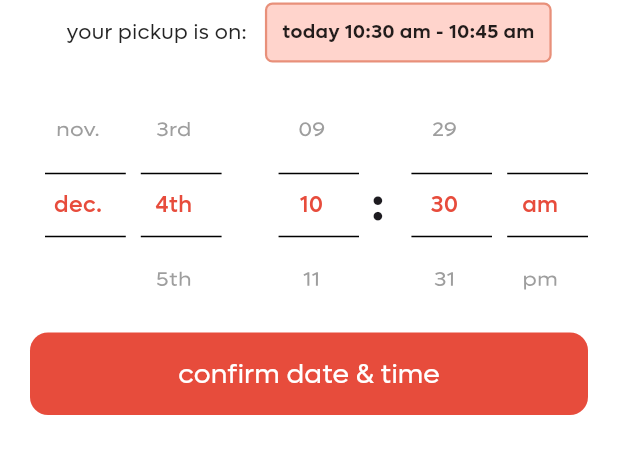
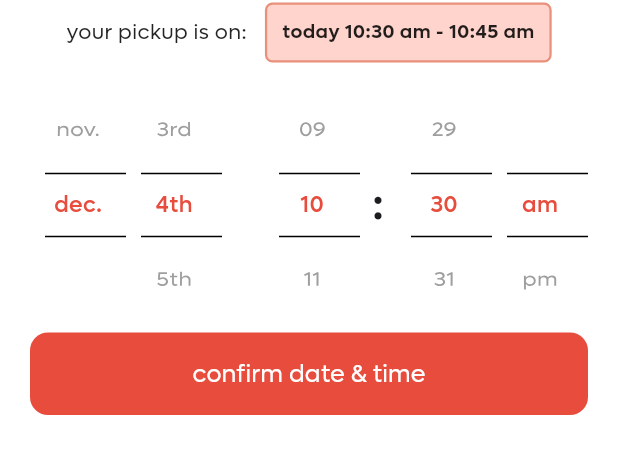
Before and after one commit to AbhijithNellikkat/datetime-picker-app, a Flutter app: the DateTimePickerBottomSheet widget shown alone on an empty page, opened directly, on a phone screen of 412 x 824 dp. Shown: the part 203-675 px from the top of the screen. Run offline on Flutter 3.47's test engine with Material 3 defaults, Android fonts, the phone set to English and light mode, and no system bars; our stand-ins replace get.

Commit message:
sizedbox height issue fixed

```diff
--- a/lib/widgets/date_time_picker_bottom_sheet.dart
+++ b/lib/widgets/date_time_picker_bottom_sheet.dart
@@ -91,7 +91,7 @@ class DateTimePickerBottomSheet extends StatelessWidget {
           const SizedBox(height: 15),
 
           Padding(
-            padding: const EdgeInsets.symmetric(horizontal: 1.0),
+            padding: const EdgeInsets.symmetric(horizontal: 10.0),
             child: Row(
               mainAxisAlignment: MainAxisAlignment.center,
               children: [
@@ -116,10 +116,7 @@ class DateTimePickerBottomSheet extends StatelessWidget {
             height: 150,
             child: Padding(
               padding: const EdgeInsets.symmetric(horizontal: 20),
-              child: Expanded(
-                child: Column(
-                  children: [
-                    Row(
+              child: Row(
                 children: [
                   Expanded(
                     child: Obx(
@@ -154,8 +151,8 @@ class DateTimePickerBottomSheet extends StatelessWidget {
                     child: Text(
                       ':',
                       style: TextStyle(
-                              fontSize: 32,
-                              fontWeight: FontWeight.w600,
+                        fontSize: 30,
+                        fontWeight: FontWeight.w500,
                       ),
                     ),
                   ),
@@ -179,9 +176,6 @@ class DateTimePickerBottomSheet extends StatelessWidget {
                   ),
                 ],
               ),
-                  ],
-                ),
-              ),
             ),
           ),
 
@@ -203,7 +197,7 @@ class DateTimePickerBottomSheet extends StatelessWidget {
                 child: const Text(
                   'confirm date & time',
                   style: TextStyle(
-                    fontSize: 18,
+                    fontSize: 16,
                     fontWeight: FontWeight.w400,
                     color: AppColors.background,
                   ),
```
Lines whose indentation alone changed are shown as unchanged.
